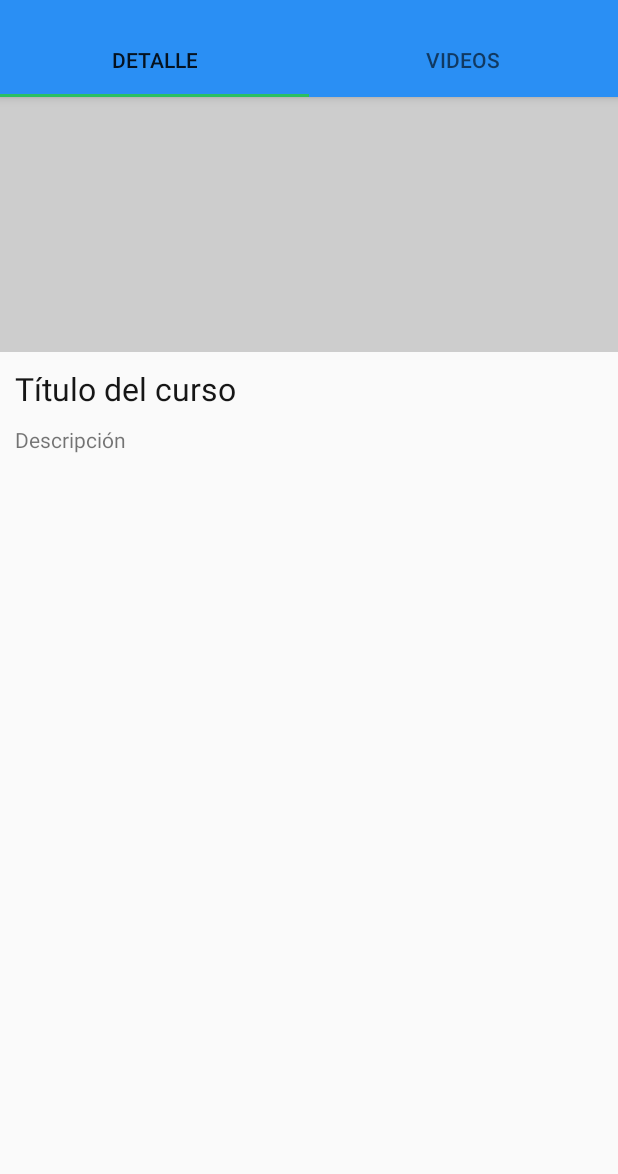
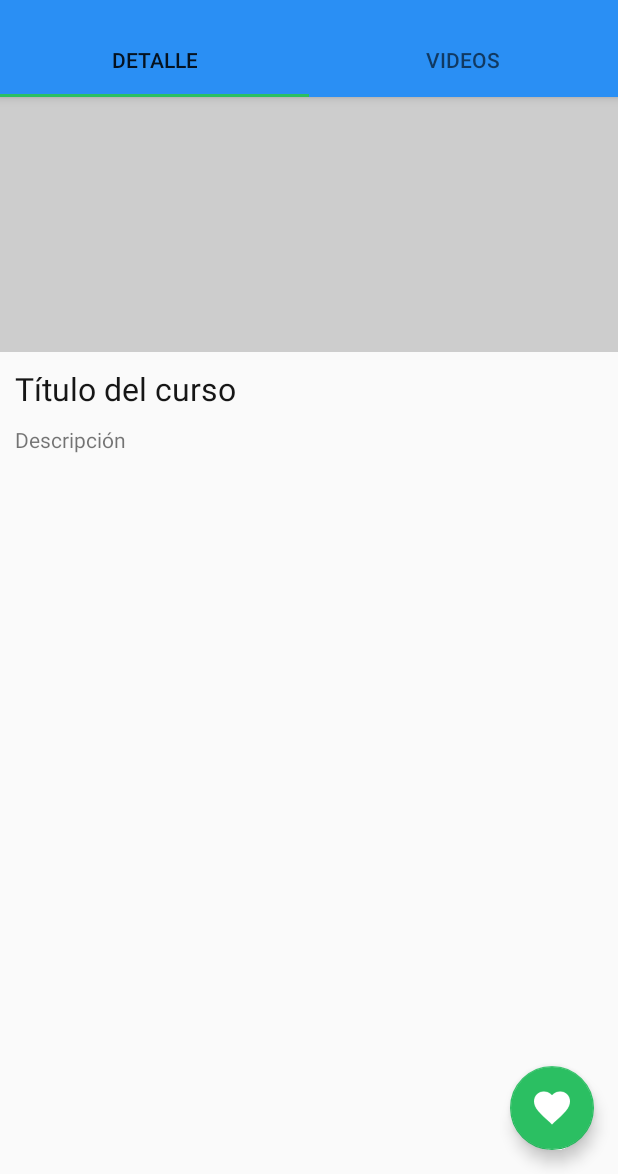
Before and after one commit to erick4556/Retrofit_Android, an Android app: the DetalleCurso screen opened directly, with no data from a screen before it, on a phone screen of 412 x 824 dp, the part 62-1236 px from its top. Run offline under Robolectric (Android 15) with nearby library versions, the phone set to English and light mode, and no system bars; our stand-ins replace Picasso; pictures from the network do not load; 4 statements that could not run were skipped.

Commit message:
Commit_31_8_19

```diff
--- a/app/src/main/java/com/example/retrofit_android/Data/Api/Api.java
+++ b/app/src/main/java/com/example/retrofit_android/Data/Api/Api.java
@@ -2,7 +2,7 @@ package com.example.retrofit_android.Data.Api;
 
 public class Api {
 
-    private static final String BASE_URL = "ruta";
+    private static final String BASE_URL = "ruta principal";
 
 
     public static ApiRoutes getApi(){
--- a/app/src/main/java/com/example/retrofit_android/Data/Api/ApiRoutes.java
+++ b/app/src/main/java/com/example/retrofit_android/Data/Api/ApiRoutes.java
@@ -4,6 +4,7 @@ import com.example.retrofit_android.Data.Model.Categoria;
 import com.example.retrofit_android.Data.Model.Curso;
 import com.example.retrofit_android.Data.Model.LoginBody;
 import com.example.retrofit_android.Data.Model.Profesor;
+import com.example.retrofit_android.Data.Model.ServerResponse;
 import com.example.retrofit_android.Data.Model.User;
 
 import java.util.List;
@@ -46,4 +47,8 @@ public interface ApiRoutes {
 
     @POST("user/edit") //OJO la actualizacion la hago sin pasarle id por que se va los datos por parámetros, pero lo puedo hacer pasandole id
     Call<User> editarUser(@Body User user);
+
+    @POST("user/curso/{user_id}/{curso_id}")
+    Call<ServerResponse> agregarCurso(@Path("user_id") int user_id, @Path("curso_id") int curso_id);
+
 }
--- a/app/src/main/java/com/example/retrofit_android/Views/Fragments/DetalleCurso.java
+++ b/app/src/main/java/com/example/retrofit_android/Views/Fragments/DetalleCurso.java
@@ -15,7 +15,11 @@ import android.widget.TextView;
 
 import com.example.retrofit_android.Data.Api.Api;
 import com.example.retrofit_android.Data.Model.Curso;
+import com.example.retrofit_android.Data.Model.ServerResponse;
+import com.example.retrofit_android.Data.Preferences.SessionPreferences;
 import com.example.retrofit_android.R;
+import com.google.android.material.floatingactionbutton.FloatingActionButton;
+import com.google.android.material.snackbar.Snackbar;
 import com.squareup.picasso.Picasso;
 
 import retrofit2.Call;
@@ -29,6 +33,7 @@ public class DetalleCurso extends Fragment {
 
     ImageView imgPortada;
     TextView tvTiulo, tvDescripcion;
+    private SessionPreferences prefs;
 
     public DetalleCurso() {
         // Required empty public constructor
@@ -38,7 +43,7 @@ public class DetalleCurso extends Fragment {
     @Override
     public void onCreate(@Nullable Bundle savedInstanceState) {
         super.onCreate(savedInstanceState);
-
+        prefs = new SessionPreferences(getContext());
     }
 
     @Override
@@ -49,6 +54,14 @@ public class DetalleCurso extends Fragment {
         imgPortada = (ImageView)view.findViewById(R.id.imgPortada);
         tvTiulo = (TextView)view.findViewById(R.id.tvTitulo);
         tvDescripcion = (TextView)view.findViewById(R.id.tvDescripcion);
+
+        FloatingActionButton fab = view.findViewById(R.id.btnFavaorito);
+        fab.setOnClickListener(new View.OnClickListener() {
+            @Override
+            public void onClick(View view) {
+               agregarCurso(view);
+            }
+        });
 
         getCursoId();
 
@@ -73,4 +86,19 @@ public class DetalleCurso extends Fragment {
         });
     }
 
+    private void agregarCurso(final View view){
+        Call<ServerResponse> callUserCurso = Api.getApi().agregarCurso(prefs.getUsuario().getId(), getActivity().getIntent().getIntExtra("id",0));
+        callUserCurso.enqueue(new Callback<ServerResponse>() {
+            @Override
+            public void onResponse(Call<ServerResponse> call, Response<ServerResponse> response) {
+                    Snackbar.make(view, response.body().getMessage(), Snackbar.LENGTH_LONG).show();
+            }
+
+            @Override
+            public void onFailure(Call<ServerResponse> call, Throwable t) {
+                Snackbar.make(view, "Error al conectarse al servidor", Snackbar.LENGTH_LONG).show();
+            }
+        });
+    }
+
 }
--- a/app/src/main/res/layout/fragment_detalle_curso.xml
+++ b/app/src/main/res/layout/fragment_detalle_curso.xml
@@ -1,13 +1,19 @@
 <?xml version="1.0" encoding="utf-8"?>
 <LinearLayout xmlns:android="http://schemas.android.com/apk/res/android"
     xmlns:tools="http://schemas.android.com/tools"
+    xmlns:app="http://schemas.android.com/apk/res-auto"
     android:orientation="vertical"
     android:layout_width="match_parent"
     android:layout_height="match_parent"
     tools:context=".Views.Fragments.DetalleCurso">
 
+      <FrameLayout
+          android:layout_width="match_parent"
+          android:layout_height="match_parent">
 
       <ScrollView
+
+
               android:layout_width="match_parent"
               android:layout_height="match_parent">
 
@@ -52,6 +58,18 @@
 
           </ScrollView>
 
+          <com.google.android.material.floatingactionbutton.FloatingActionButton
+              android:id="@+id/btnFavaorito"
+              android:layout_width="wrap_content"
+              android:layout_height="wrap_content"
+              android:layout_gravity="bottom|end"
+              android:layout_margin="@dimen/fab_margin"
+              android:src="@drawable/heart" />
+
+
+      </FrameLayout>
+
+
 
 
 </LinearLayout>
--- a/build.gradle
+++ b/build.gradle
@@ -7,7 +7,7 @@ buildscript {
 
     }
     dependencies {
-        classpath 'com.android.tools.build:gradle:3.4.2'
+        classpath 'com.android.tools.build:gradle:3.5.0'
 
         // NOTE: Do not place your application dependencies here; they belong
         // in the individual module build.gradle files
```
Also changed, not shown: app/src/main/java/com/example/retrofit_android/Data/Model/ServerResponse.java (added, +23 -0 lines), app/src/main/java/com/example/retrofit_android/Views/Activity/PrincipalActivity.java (+1 -8 lines), app/src/main/res/layout/app_bar_principal.xml (+1 -7 lines), app/src/main/res/drawable/heart.png (added), gradle/wrapper/gradle-wrapper.properties. Lines whose indentation alone changed are shown as unchanged.
